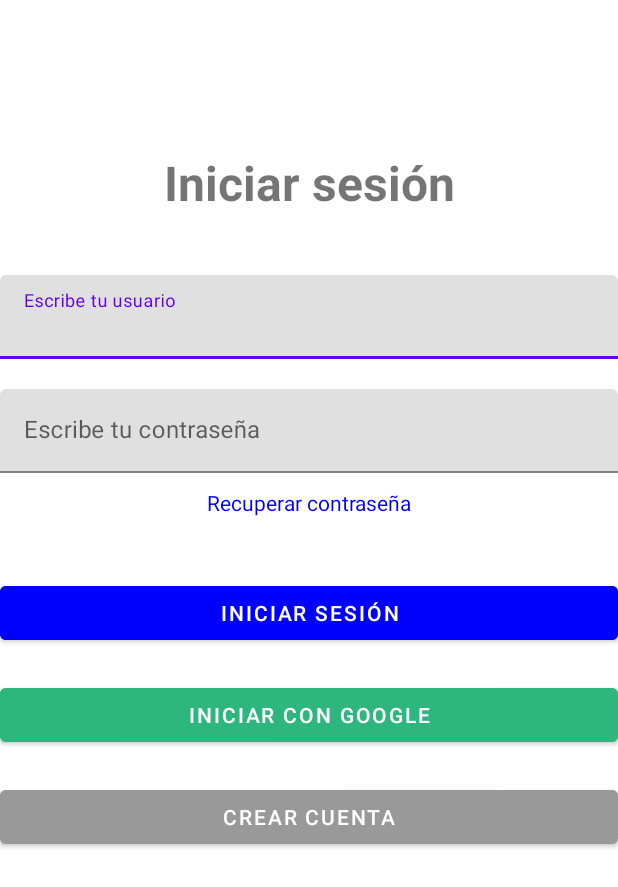
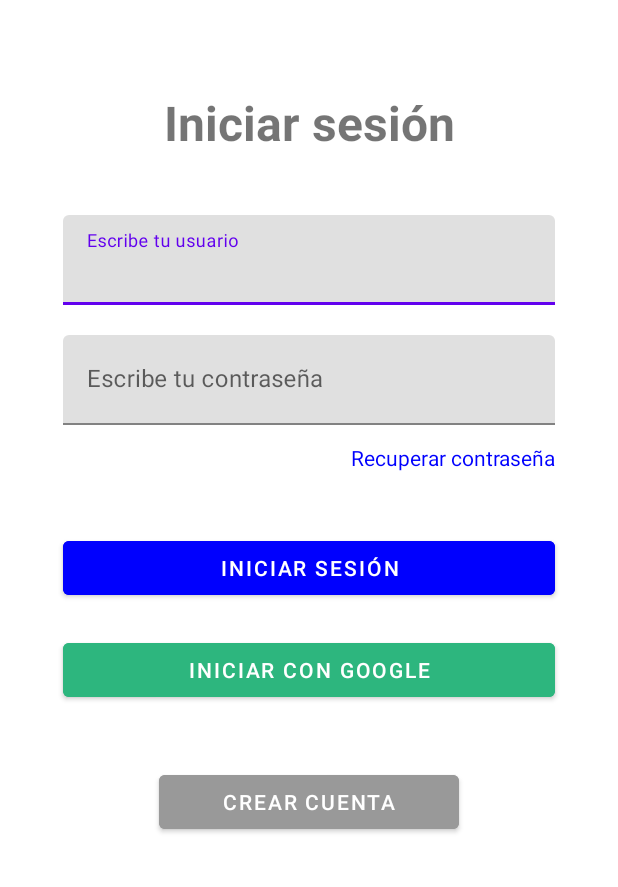
Before and after one commit to ManuelGuillermoSanchez/MISW-4302-SportOclock, an Android app: the screen it shows after launch (LoginActivity), on a phone screen of 412 x 824 dp. Shown: the top 887 px of the screen. Run offline under Robolectric (Android 15) with nearby library versions, the phone set to English and light mode, and no system bars.

```diff
--- a/mobile/app/src/main/AndroidManifest.xml
+++ b/mobile/app/src/main/AndroidManifest.xml
@@ -14,6 +14,7 @@
         tools:targetApi="31" >
         <!-- Declarar la actividad de Crear cuenta -->
         <activity android:name=".CreateAccountActivity" />
+        <activity android:name=".SettingsFragment" />
         <activity
             android:name="com.example.sportclock.LoginActivity"
             android:exported="true"
--- a/mobile/app/src/main/java/com/example/sportoclock/ui/settingsFragment.kt
+++ b/mobile/app/src/main/java/com/example/sportoclock/SettingsFragment.kt
@@ -1,4 +1,4 @@
-package com.example.sportoclock.ui
+package com.example.sportoclock
 
 import android.content.Intent
 import android.os.Bundle
@@ -13,7 +13,7 @@ import com.example.sportclock.LoginActivity
 import com.example.sportoclock.databinding.FragmentSettingsBinding
 
 
-class settingsFragment : Fragment() {
+class SettingsFragment : Fragment() {
 
     private var _binding: FragmentSettingsBinding? = null
     private val binding get() = _binding!!
--- a/mobile/app/src/main/res/layout/activity_login.xml
+++ b/mobile/app/src/main/res/layout/activity_login.xml
@@ -14,25 +14,24 @@
         android:text="@string/title_iniciar_sesion"
         android:textSize="32sp"
         android:textStyle="bold"
-        android:layout_marginTop="100dp"
         app:layout_constraintEnd_toEndOf="parent"
         app:layout_constraintStart_toStartOf="parent"
-        app:layout_constraintTop_toTopOf="parent" />
+        app:layout_constraintTop_toTopOf="parent"
+        android:layout_marginTop="60dp" />
 
     <!-- Campo de texto para el Usuario -->
     <com.google.android.material.textfield.TextInputLayout
         android:id="@+id/userInputLayout"
-        android:layout_width="0dp"
-        android:layout_height="wrap_content"
+        android:layout_width="328dp"
+        android:layout_height="60dp"
         app:layout_constraintTop_toBottomOf="@id/title"
         app:layout_constraintStart_toStartOf="parent"
         app:layout_constraintEnd_toEndOf="parent"
         android:layout_marginTop="40dp">
-
         <com.google.android.material.textfield.TextInputEditText
             android:id="@+id/username"
             android:layout_width="match_parent"
-            android:layout_height="wrap_content"
+            android:layout_height="match_parent"
             android:hint="@string/placeholder_iniciar_sesion"
             android:inputType="text"
             android:textColorHint="@color/colorGray" />
@@ -54,8 +53,8 @@
     <!-- Campo de texto para la Contraseña -->
     <com.google.android.material.textfield.TextInputLayout
         android:id="@+id/passwordInputLayout"
-        android:layout_width="0dp"
-        android:layout_height="wrap_content"
+        android:layout_width="328dp"
+            android:layout_height="60dp"
             app:layout_constraintTop_toBottomOf="@id/userInputLayout"
             app:layout_constraintStart_toStartOf="parent"
             app:layout_constraintEnd_toEndOf="parent"
@@ -64,12 +63,11 @@
         <com.google.android.material.textfield.TextInputEditText
         android:id="@+id/password"
         android:layout_width="match_parent"
-            android:layout_height="wrap_content"
+        android:layout_height="match_parent"
         android:hint="@string/title_password"
         android:inputType="textPassword"
         android:textColorHint="@color/colorGray" />
     </com.google.android.material.textfield.TextInputLayout>
-
 
         <!-- Mensaje de error para la Contraseña -->
     <TextView
@@ -89,18 +87,19 @@
         android:id="@+id/recoverPassword"
         android:layout_width="wrap_content"
         android:layout_height="wrap_content"
+        android:layout_marginTop="12dp"
         android:text="@string/recover_password"
+        android:textColor="@color/colorBlue"
         android:textSize="14sp"
-        android:textColor="@color/colorBlue"
-        app:layout_constraintTop_toBottomOf="@id/passwordInputLayout"
         app:layout_constraintEnd_toEndOf="parent"
+        app:layout_constraintHorizontal_bias="0.849"
         app:layout_constraintStart_toStartOf="parent"
-        android:layout_marginTop="10dp"/>
+        app:layout_constraintTop_toBottomOf="@id/passwordInputLayout" />
 
     <!-- Botón Iniciar sesión -->
     <com.google.android.material.button.MaterialButton
         android:id="@+id/loginButton"
-        android:layout_width="0dp"
+        android:layout_width="328dp"
             android:layout_height="wrap_content"
             android:text="@string/title_iniciar_sesion"
             app:layout_constraintTop_toBottomOf="@id/recoverPassword"
@@ -112,7 +111,7 @@
         <!-- Botón Iniciar con Google -->
     <com.google.android.material.button.MaterialButton
         android:id="@+id/googleLoginButton"
-        android:layout_width="0dp"
+        android:layout_width="328dp"
         android:layout_height="wrap_content"
         android:text="@string/goggle_iniciar_sesion"
         app:layout_constraintTop_toBottomOf="@id/loginButton"
@@ -124,14 +123,12 @@
             <!-- Botón Crear cuenta -->
         <com.google.android.material.button.MaterialButton
         android:id="@+id/createAccountButton"
-        android:layout_width="0dp"
+        android:layout_width="200dp"
             android:layout_height="wrap_content"
             android:text="@string/title_crear_cuenta"
             app:layout_constraintTop_toBottomOf="@id/googleLoginButton"
             app:layout_constraintStart_toStartOf="parent"
             app:layout_constraintEnd_toEndOf="parent"
-        android:layout_marginTop="20dp"
+            android:layout_marginTop="40dp"
             android:backgroundTint="@color/colorGray"/>
-
-
     </androidx.constraintlayout.widget.ConstraintLayout>
--- a/mobile/app/src/main/res/navigation/mobile_navigation.xml
+++ b/mobile/app/src/main/res/navigation/mobile_navigation.xml
@@ -19,7 +19,7 @@
 
     <fragment
         android:id="@+id/navigation_notifications"
-        android:name="com.example.sportoclock.ui.settingsFragment"
+        android:name="com.example.sportoclock.SettingsFragment"
         android:label="@string/title_notifications"
         tools:layout="@layout/fragment_settings" />
 </navigation>
--- a/mobile/app/src/main/res/values-night/themes.xml
+++ b/mobile/app/src/main/res/values-night/themes.xml
@@ -10,7 +10,7 @@
         <item name="colorSecondaryVariant">@color/teal_200</item>
         <item name="colorOnSecondary">@color/colorBlack</item>
         <!-- Status bar color. -->
-        <item name="android:statusBarColor">?attr/colorPrimaryVariant</item>
+        <item name="android:statusBarColor">@color/colorBlueDark</item>
         <!-- Customize your theme here. -->
     </style>
 </resources>
```
Also changed, not shown: mobile/app/src/main/res/layout/activity_create_account.xml (+14 -15 lines). Lines whose indentation alone changed are shown as unchanged.
